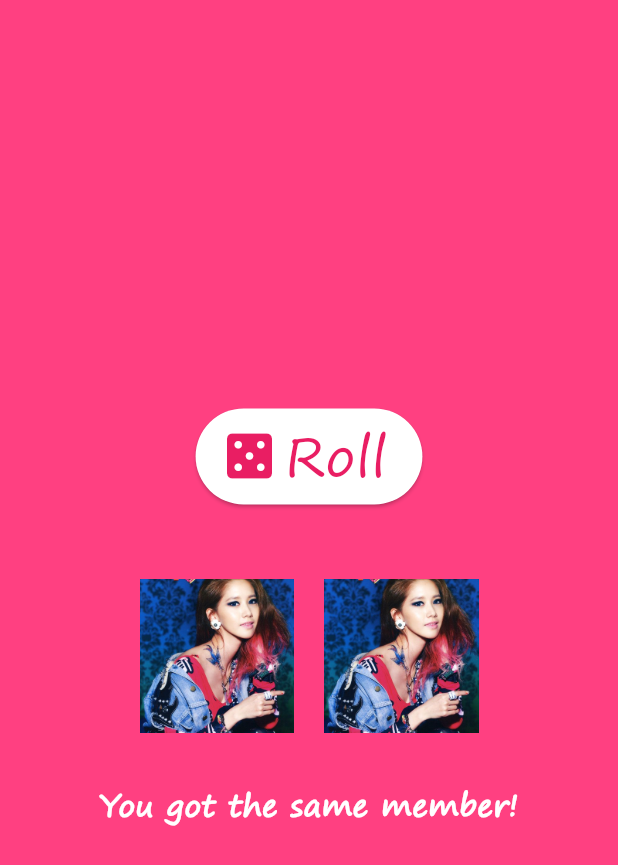
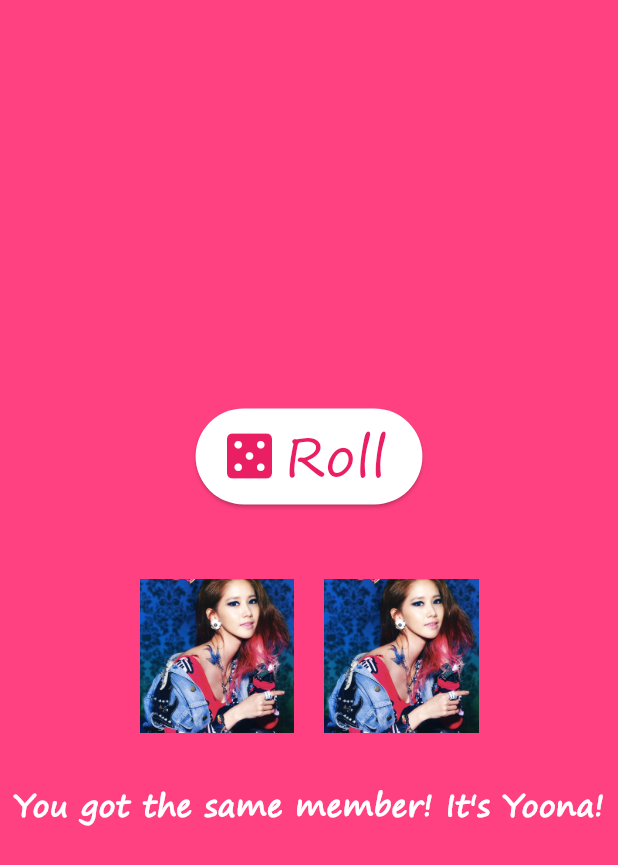
Before and after one commit to Cy2Kin3sis/SONE-Test, a Flutter app: the SNSDicePage screen opened directly, after a tap on "Roll", on a phone screen of 412 x 824 dp. Shown: the top 865 px of the screen. Run offline on Flutter 3.47's test engine with Material 3 defaults, Android fonts, the phone set to English and light mode, and no system bars.

Commit message:
Added member name for dice display

```diff
--- a/lib/contents.dart
+++ b/lib/contents.dart
@@ -77,6 +77,21 @@ class SNSDicePageState extends State<SNSDicePage> {
     }
   });
 
+  String getNamesFromPics(int memberIndex) {
+    switch(memberIndex) {
+      case 1: return 'Taeyeon';
+      case 2: return 'Jessica';
+      case 3: return 'Sunny';
+      case 4: return 'Tiffany';
+      case 5: return 'Hyoyeon';
+      case 6: return 'Yuri';
+      case 7: return 'Sooyoung';
+      case 8: return 'Yoona';
+      case 9: return 'Seohyun';
+      default: return 'Unknown';
+    }
+  }
+
   @override
   Widget build(BuildContext context) {
     double size = MediaQuery.of(context).size.width * 0.25;
@@ -108,7 +123,7 @@ class SNSDicePageState extends State<SNSDicePage> {
             SizedBox(
               height: 30,
               child: isMatch
-                  ? Text('You got the same member!', style: textStyle.copyWith(fontSize: 20))
+                  ? Text('You got the same member! It\'s ${getNamesFromPics(leftMemberIndex)}!', style: textStyle.copyWith(fontSize: 20))
                   : const SizedBox.shrink(), // Empty widget
             ),
           ],
```
